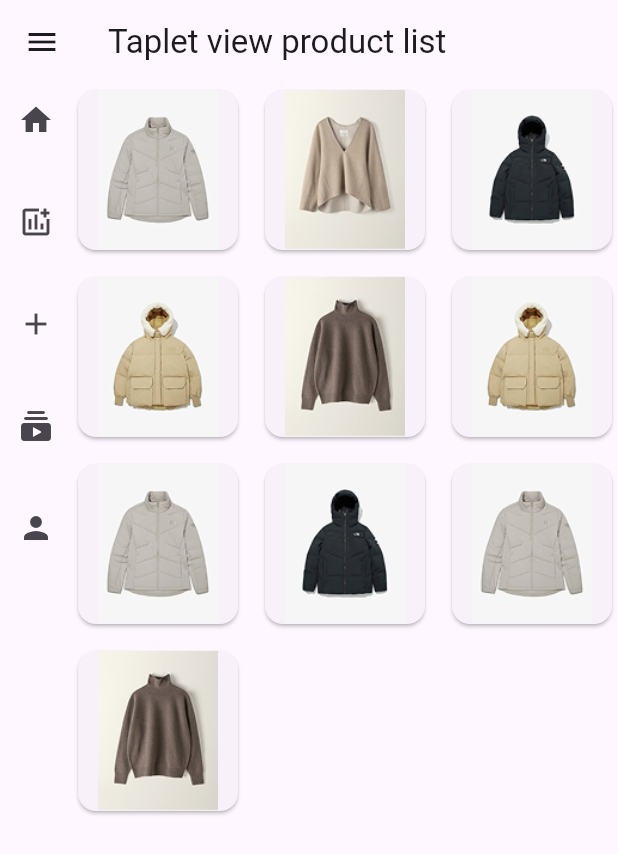
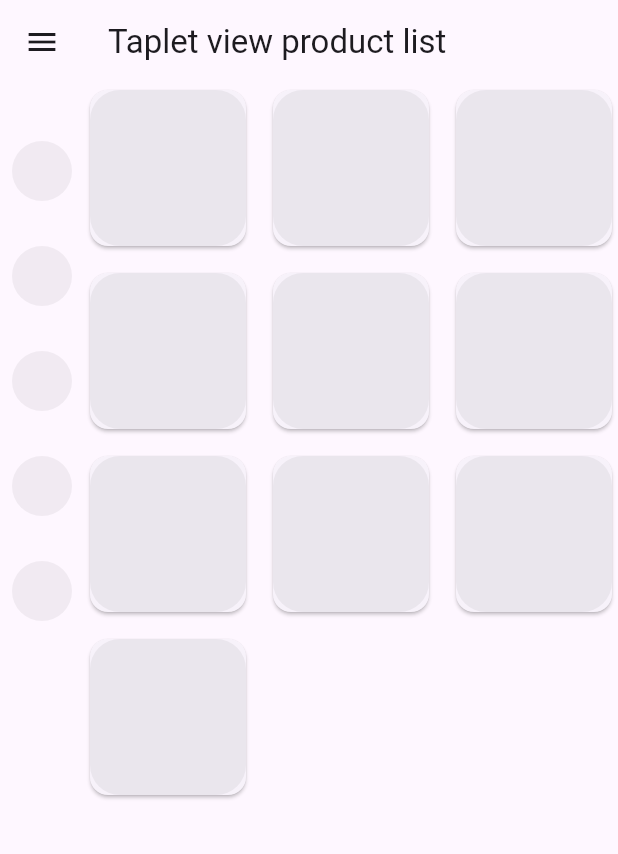
Before and after one commit to mostafijur-devs/responsive, a Flutter app: the ResponsiveTab screen opened directly, on a phone screen of 412 x 824 dp. Shown: the top 854 px of the screen. Run offline on Flutter 3.47's test engine with Material 3 defaults, Android fonts, the phone set to English and light mode, and no system bars; our stand-ins replace flutter_screenutil.

Commit message:
use shimmer ui and screenUtils

```diff
--- a/lib/screens/responsive/responsive_tab.dart
+++ b/lib/screens/responsive/responsive_tab.dart
@@ -1,43 +1,71 @@
 import 'package:flutter/material.dart';
+import 'package:responsive_ui/utils/helper_widgets.dart';
 import 'package:responsive_ui/utils/image_list.dart';
 
-class ResponsiveTab extends StatelessWidget {
+class ResponsiveTab extends StatefulWidget {
   const ResponsiveTab({super.key});
 
+  @override
+  State<ResponsiveTab> createState() => _ResponsiveTabState();
+}
+
+class _ResponsiveTabState extends State<ResponsiveTab> {
+  late bool _isLoading;
+
+
+  @override
+  void initState() {
+    // TODO: implement initState
+    _isLoading = true;
+    Future.delayed(Duration(seconds: 3),() {
+      setState(() {
+        _isLoading = false;
+      });
+    },);
+    super.initState();
+  }
   @override
   Widget build(BuildContext context) {
     return Scaffold(
       appBar: AppBar(title: Text('Taplet view product list')),
       drawer: Drawer(),
 
-      body: ListView(
+      body: _isLoading ? _shimmerTablet() : _tabletScreen(),
+    );
+  }
+}
+
+class _tabletScreen extends StatelessWidget {
+  const _tabletScreen({super.key});
+
+  @override
+  Widget build(BuildContext context) {
+    return ListView(
       children: [
-
         Row(
           mainAxisAlignment: MainAxisAlignment.start,
           crossAxisAlignment: CrossAxisAlignment.start,
 
           children: [
             Column(
-
               mainAxisAlignment: MainAxisAlignment.start,
               children: [
                 IconButton(icon: Icon(Icons.home), onPressed: () {}),
-                  SizedBox(height: 20,),
+                SizedBox(height: 20),
                 IconButton(
                   icon: Icon(Icons.add_chart_outlined),
                   onPressed: () {},
                 ),
-                  SizedBox(height: 20,),
+                SizedBox(height: 20),
 
                 IconButton(icon: Icon(Icons.add), onPressed: () {}),
-                  SizedBox(height: 20,),
+                SizedBox(height: 20),
 
                 IconButton(
                   icon: Icon(Icons.subscriptions_rounded),
                   onPressed: () {},
                 ),
-                  SizedBox(height: 20,),
+                SizedBox(height: 20),
 
                 IconButton(icon: Icon(Icons.person), onPressed: () {}),
               ],
@@ -52,15 +80,68 @@ class ResponsiveTab extends StatelessWidget {
                   crossAxisSpacing: 10,
                 ),
                 itemCount: productImagesPath.length,
-                  itemBuilder: (context, index) => Card(
-                    child: Image.asset(productImagesPath[index]),
-                  ),
+                itemBuilder: (context, index) =>
+                    Card(child: Image.asset(productImagesPath[index])),
               ),
             ),
           ],
         ),
       ],
-      ),
     );
   }
 }
+
+class _shimmerTablet extends StatelessWidget {
+  const _shimmerTablet({super.key});
+
+  @override
+  Widget build(BuildContext context) {
+    return ListView(
+      children: [
+        Row(
+          mainAxisAlignment: MainAxisAlignment.start,
+          crossAxisAlignment: CrossAxisAlignment.start,
+
+          children: [
+            Padding(
+              padding: const EdgeInsets.all(8.0),
+              child: Column(
+                mainAxisAlignment: MainAxisAlignment.start,
+                children: [
+                  shimmerBox(height: 0, weight: 40),
+                  SizedBox(height: 30),
+                  shimmerBox(height: 40, weight: 40),
+
+                  SizedBox(height: 30),
+
+                  shimmerBox(height: 40, weight: 40),
+                  SizedBox(height: 30),
+
+                  shimmerBox(height: 40, weight: 40),
+
+                  SizedBox(height: 30),
+                  shimmerBox(height: 40, weight: 40),
+                  SizedBox(height: 30),
+                  shimmerBox(height: 40, weight: 40),
+                ],
+              ),
+            ),
+            Expanded(
+              child: GridView.builder(
+                shrinkWrap: true,
+                physics: NeverScrollableScrollPhysics(),
+                gridDelegate: SliverGridDelegateWithFixedCrossAxisCount(
+                  crossAxisCount: 3,
+                  mainAxisSpacing: 10,
+                  crossAxisSpacing: 10,
+                ),
+                itemCount: productImagesPath.length,
+                itemBuilder: (context, index) => Card(child: shimmerBox()),
+              ),
+            ),
+          ],
+        ),
+      ],
+    );
+  }
+}
--- /dev/null
+++ b/lib/utils/helper_widgets.dart
@@ -0,0 +1,12 @@
+import 'package:flutter/material.dart';
+
+Widget shimmerBox({double? height, double? weight}) {
+  return Container(
+    height: height,
+    width: weight,
+    decoration: BoxDecoration(
+      color: Colors.black12.withOpacity(0.05),
+      borderRadius: BorderRadius.all(Radius.circular(20)),
+    ),
+  );
+}
--- a/pubspec.yaml
+++ b/pubspec.yaml
@@ -34,6 +34,7 @@ dependencies:
   # The following adds the Cupertino Icons font to your application.
   # Use with the CupertinoIcons class for iOS style icons.
   cupertino_icons: ^1.0.8
+  flutter_screenutil: ^5.9.3
 
 dev_dependencies:
   flutter_test:
@@ -45,6 +46,7 @@ dev_dependencies:
   # package. See that file for information about deactivating specific lint
   # rules and activating additional ones.
   flutter_lints: ^5.0.0
+
 
 # For information on the generic Dart part of this file, see the
 # following page: https://dart.dev/tools/pub/pubspec
```
Also changed, not shown: lib/main.dart (+9 -9 lines), lib/screens/responsive/responsive_home.dart (added, +25 -0 lines), lib/screens/responsive/responsive_phone.dart (+74 -26 lines), pubspec.lock. Lines whose indentation alone changed are shown as unchanged.
